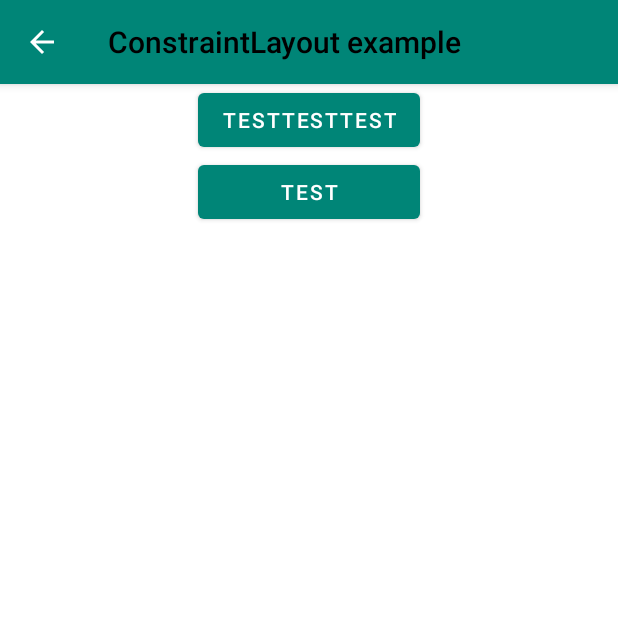
After one commit to satoshun-android-example/ConstraintLayout, an Android app: the GoneWidthActivity screen opened directly, with no data from a screen before it, on a phone screen of 412 x 824 dp, the top half of it. The commit adds this screen. Run offline under Robolectric (Android 15) with nearby library versions, the phone set to English and light mode, and no system bars; our stand-ins replace data binding.

Commit message:
gone margin

```diff
--- a/app/src/main/AndroidManifest.xml
+++ b/app/src/main/AndroidManifest.xml
@@ -25,5 +25,9 @@
     <activity
       android:name=".centerwithdivider.CenterWithDividerActivity"
       android:theme="@style/AppTheme.NoActionBar" />
+
+    <activity
+      android:name=".gonewidth.GoneWidthActivity"
+      android:theme="@style/AppTheme.NoActionBar" />
   </application>
 </manifest>
--- a/app/src/main/java/com/github/satoshun/example/AppActivity.kt
+++ b/app/src/main/java/com/github/satoshun/example/AppActivity.kt
@@ -7,6 +7,7 @@ import androidx.appcompat.app.AppCompatActivity
 import androidx.databinding.DataBindingUtil
 import com.github.satoshun.example.centerwithdivider.CenterWithDividerActivity
 import com.github.satoshun.example.databinding.AppActBinding
+import com.github.satoshun.example.gonewidth.GoneWidthActivity
 
 class AppActivity : AppCompatActivity() {
   private lateinit var binding: AppActBinding
@@ -20,5 +21,11 @@ class AppActivity : AppCompatActivity() {
         Intent(this@AppActivity, CenterWithDividerActivity::class.java)
       )
     }
+
+    binding.goneWidth.setOnClickListener {
+      startActivity(
+        Intent(this@AppActivity, GoneWidthActivity::class.java)
+      )
+    }
   }
 }
--- a/app/src/main/java/com/github/satoshun/example/centerwithdivider/CenterWithDividerActivity.kt
+++ b/app/src/main/java/com/github/satoshun/example/centerwithdivider/CenterWithDividerActivity.kt
@@ -4,15 +4,15 @@ import android.os.Bundle
 import androidx.appcompat.app.AppCompatActivity
 import androidx.databinding.DataBindingUtil
 import com.github.satoshun.example.R
-import com.github.satoshun.example.databinding.MainActBinding
+import com.github.satoshun.example.databinding.CenterWithDividerActBinding
 
 class CenterWithDividerActivity : AppCompatActivity() {
 
-  private lateinit var binding: MainActBinding
+  private lateinit var binding: CenterWithDividerActBinding
 
   override fun onCreate(savedInstanceState: Bundle?) {
     super.onCreate(savedInstanceState)
-    binding = DataBindingUtil.setContentView(this, R.layout.main_act)
+    binding = DataBindingUtil.setContentView(this, R.layout.center_with_divider_act)
     setSupportActionBar(binding.toolbar)
   }
 }
--- /dev/null
+++ b/app/src/main/java/com/github/satoshun/example/gonewidth/GoneWidthActivity.kt
@@ -0,0 +1,18 @@
+package com.github.satoshun.example.gonewidth
+
+import android.os.Bundle
+import androidx.appcompat.app.AppCompatActivity
+import androidx.databinding.DataBindingUtil
+import com.github.satoshun.example.R
+import com.github.satoshun.example.databinding.GoneWidthActBinding
+
+class GoneWidthActivity : AppCompatActivity() {
+
+  private lateinit var binding: GoneWidthActBinding
+
+  override fun onCreate(savedInstanceState: Bundle?) {
+    super.onCreate(savedInstanceState)
+    binding = DataBindingUtil.setContentView(this, R.layout.gone_width_act)
+    setSupportActionBar(binding.toolbar)
+  }
+}
--- a/app/src/main/res/layout/app_act.xml
+++ b/app/src/main/res/layout/app_act.xml
@@ -16,5 +16,12 @@
       android:layout_height="wrap_content"
       android:text="Center With Divider"
       tools:ignore="HardcodedText" />
+
+    <Button
+      android:id="@+id/gone_width"
+      android:layout_width="match_parent"
+      android:layout_height="wrap_content"
+      android:text="Gone Width"
+      tools:ignore="HardcodedText" />
   </LinearLayout>
 </layout>
--- /dev/null
+++ b/app/src/main/res/layout/gone_width_act.xml
@@ -0,0 +1,66 @@
+<?xml version="1.0" encoding="utf-8"?>
+<layout xmlns:android="http://schemas.android.com/apk/res/android"
+  xmlns:app="http://schemas.android.com/apk/res-auto"
+  xmlns:tools="http://schemas.android.com/tools">
+
+  <androidx.coordinatorlayout.widget.CoordinatorLayout
+    android:id="@+id/coordinator"
+    android:layout_width="match_parent"
+    android:layout_height="match_parent"
+    android:fitsSystemWindows="true">
+
+    <com.google.android.material.appbar.AppBarLayout
+      android:layout_width="match_parent"
+      android:layout_height="wrap_content">
+
+      <androidx.appcompat.widget.Toolbar
+        android:id="@+id/toolbar"
+        style="@style/Widget.AppCompat.Toolbar"
+        android:layout_width="match_parent"
+        android:layout_height="?attr/actionBarSize"
+        android:minHeight="?attr/actionBarSize"
+        app:menu="@menu/main_menu"
+        app:navigationIcon="@drawable/abc_vector_test"
+        app:titleTextColor="@android:color/black" />
+    </com.google.android.material.appbar.AppBarLayout>
+
+    <androidx.constraintlayout.widget.ConstraintLayout
+      android:layout_width="match_parent"
+      android:layout_height="120dp"
+      app:layout_behavior="@string/appbar_scrolling_view_behavior">
+
+      <Button
+        android:id="@+id/top_bottom"
+        android:layout_width="wrap_content"
+        android:layout_height="wrap_content"
+        android:text="TESTTESTTEST"
+        app:layout_constraintEnd_toEndOf="parent"
+        app:layout_constraintStart_toStartOf="parent"
+        app:layout_constraintTop_toTopOf="parent"
+        tools:visibility="gone" />
+
+      <androidx.constraintlayout.widget.Barrier
+        android:id="@+id/start"
+        android:layout_width="wrap_content"
+        android:layout_height="wrap_content"
+        app:barrierDirection="start"
+        app:constraint_referenced_ids="top_bottom" />
+
+      <androidx.constraintlayout.widget.Barrier
+        android:id="@+id/end"
+        android:layout_width="wrap_content"
+        android:layout_height="wrap_content"
+        app:barrierDirection="end"
+        app:constraint_referenced_ids="top_bottom" />
+
+      <Button
+        android:id="@+id/second_bottom"
+        android:layout_width="0dp"
+        android:layout_height="wrap_content"
+        android:text="TEST"
+        app:layout_constraintEnd_toEndOf="@id/end"
+        app:layout_constraintStart_toStartOf="@id/start"
+        app:layout_constraintTop_toBottomOf="@id/top_bottom" />
+    </androidx.constraintlayout.widget.ConstraintLayout>
+  </androidx.coordinatorlayout.widget.CoordinatorLayout>
+</layout>
```
Also changed, not shown: app/src/main/res/layout/center_with_divider_act.xml (renamed from app/src/main/res/layout/main_act.xml).
